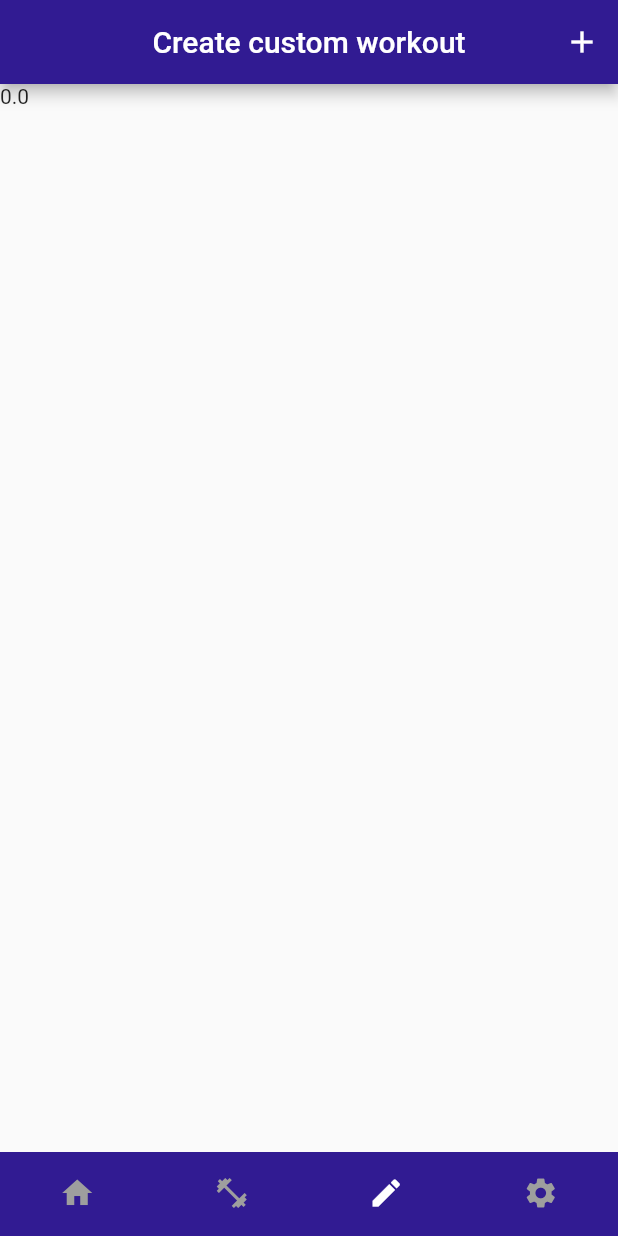
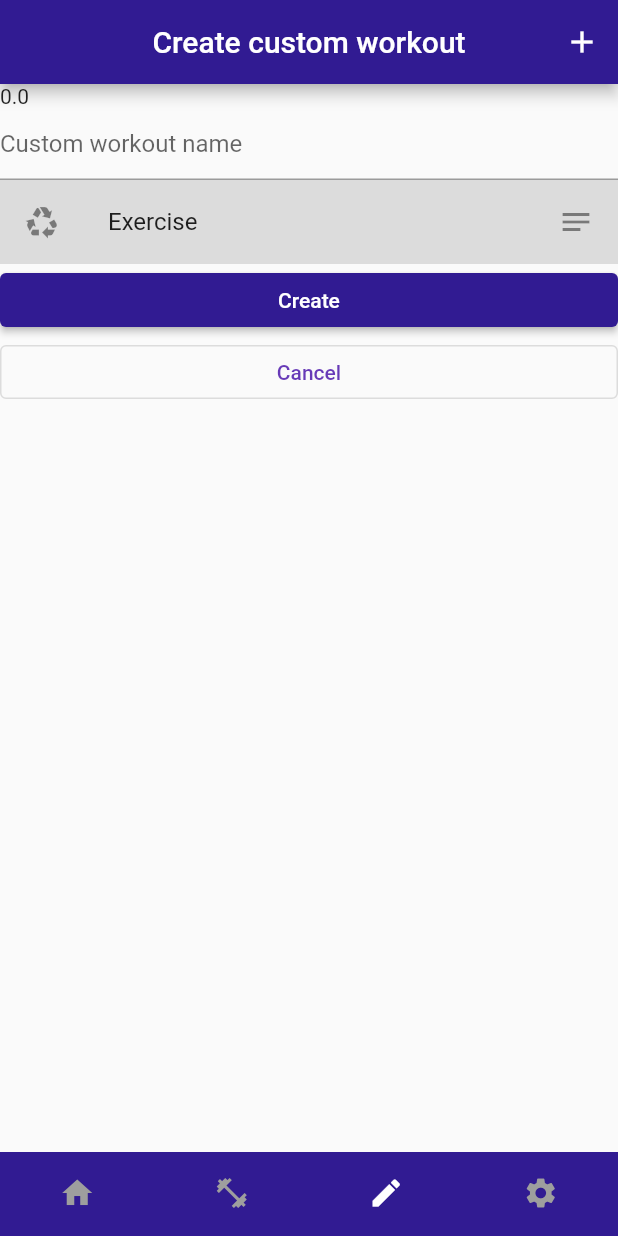
Before and after one commit to dolienn/body_optimizer, a Flutter app: the screen it shows after launch, item 3 of the bottom bar chosen, on a phone screen of 412 x 824 dp. Run offline on Flutter 3.47's test engine with Material 2 defaults, Android fonts, the phone set to English and light mode, and no system bars; our stand-ins replace google_fonts.

Commit message:
naprawiłem stronę główną

```diff
--- a/lib/screens/workoutcreator.dart
+++ b/lib/screens/workoutcreator.dart
@@ -1,12 +1,8 @@
 /*
 do zrobienia:
-nazwa cwiczenia
 możliwość dodawania ćwiczeń
 usuwanie ćwiczeń
-wejscie w drugi ekran w ktorym sa kategorie cwiczen
-nastepnie lista cwiczen
 wybieranie cwiczen i wstawiania
-
 
 trudne to bardzo :(
 
@@ -25,11 +21,6 @@ import 'package:flutter/gestures.dart';
 import 'package:flutter/material.dart';
 import 'package:flutter/scheduler.dart';
 import 'package:flutter/scheduler.dart' show timeDilation;
-
-/*class zmienne{
-  var iloscCwiczen = 0; //liczba jest dodawana kiedy uzytkownik dodaje cwiczenia
-  // jest uzywana do tworzenia cwiczen w liscie
-}*/
 
 //moze tworzyc klase o danych cwicenia ??? class cw nr 1 za pomoca jakiejs pentli a nastepnie var tytul var opis var link do zdj
 //ta klasa tutaj nie wiem czy bedzie wogule uzywana ale jest bo tak :D
@@ -121,14 +112,11 @@ class _WorkoutCreatorState extends State<WorkoutCreator>{
     );
   }
 
-
-
-  @override
+/*
+@override
   Widget build(BuildContext context) {
-    return MaterialApp(
-      title: '_title',
-      home: Scaffold(
-        appBar: AppBar(
+    return Scaffold(
+      appBar: AppBar(
             title: const Text('Create custom workout'), centerTitle: true, backgroundColor: Colors.deepPurple.shade900,
             actions: <Widget>[
         IconButton(
@@ -137,16 +125,16 @@ class _WorkoutCreatorState extends State<WorkoutCreator>{
         onPressed: () {
           Navigator.push(
           context,
-          MaterialPageRoute(builder: (context) => const workoutcreator_choosecategory()),
+          MaterialPageRoute(builder: (context) => const WorkoutCreatorChooseCategory()),
           );
         },
       ),
-        ]),
-
-        body: Column(
-          children: [
-            Text('$Exercises'),/*
-            Form(
+      body: Center(
+          child: ListView(
+            padding: const EdgeInsets.all(8),
+            children: <Widget>[
+              Text('$Exercises'),
+              Form(
                key: _formKey,
                child: Column(
                  children: [
@@ -202,19 +190,122 @@ class _WorkoutCreatorState extends State<WorkoutCreator>{
             ],
             //jakiś button do dodawania do listy jeśli nie chcę w appbarze
             */
-          ),*/
-          ],
-          //tutaj przyciski dodaj cwiczenie, odrzuc/zapisz zmiany
-          //nastepnie strony do dodawania cwiczen
+          ),
+              CheckboxListTile(
+                  isThreeLine: true,
+                  title: Text('$AbsTitleOne'),
+                  subtitle: Text('$AbsDescriptionOne'),
+                  value: AbsTriggerOne,
+                  onChanged: (bool? value) {
+                  setState(() {
+                    AbsTriggerOne = value!;
+                  });
+                },
+              ),
+           )
         ),
+      );
+  }
+}
+ */
+
+  @override
+  Widget build(BuildContext context) {
+    return MaterialApp(
+      title: '_title',
+      home: Scaffold(
+        appBar: AppBar(
+            title: const Text('Create custom workout'), centerTitle: true, backgroundColor: Colors.deepPurple.shade900,
+            actions: <Widget>[
+        IconButton(
+        icon: const Icon(Icons.add),
+        tooltip: 'Add exercise',
+        onPressed: () {
+          Navigator.push(
+          context,
+          MaterialPageRoute(builder: (context) => const WorkoutCreatorChooseCategory()),
+          );
+        },
+      ),
+        ]),
+
+        body: Center(
+          child: ListView(
+          children: <Widget>[
+            Text('$Exercises'),
+            Form(
+               key: _formKey,
+               child: Column(
+                 children: [
+                   TextFormField(
+                     //jakoś text w tym wyśrodkować
+                     decoration: const InputDecoration(
+                     //icon: Icon(Icons.person),
+                     hintText: 'Custom workout name'
+                   ),
+                     onSaved: (String? value) {
+                       // This optional block of code can be used to run
+                       // code when the user saves the form.
+                     },
+                     //tutaj dać, że nazwa workoutu nie może być pusta (oraz może, że nie może być dłuższa niż x znaków
+                     validator: (String? value) {
+                       return (value != null && value.contains('@')) ? 'Workout name must not be empty!' : null;
+                     },
+                   ),
+                   //ten przycisk dać na sam dół do zapisywania wszystkiego na tej stronie
 
 
-    )
+                  ],
+                ),
+          ),
+            ListView(
+              scrollDirection: Axis.vertical,
+              shrinkWrap: true,
+              children: <Widget>[
+                //tutaj będą dodawane ćwiczenia od klienta
+                //dać jakieś id aby móc dodawać tutaj container list tile?
+                Container(
+                  color: Colors.black12,
+                  child: Stack(
+                    children: const <Widget>[
+                      ListTile(
+                        leading: Icon(Icons.recycling), //znalesc kosz
+                        title: Text('Exercise'),
+                        trailing: Icon(Icons.notes),
+                      ),
+                    ],
+                  ),
+                ),
+              ],
+              //jakiś button do dodawania do listy jeśli nie chcę w appbarze
+
+            ),
+            ElevatedButton(
+              style: ButtonStyle(
+                backgroundColor: MaterialStatePropertyAll<Color>(Colors.deepPurple.shade900),
+              ),
+              //onPressed: zapisz cały workout
+              onPressed: () {},
+              child: const Text('Create'),
+            ),
+            //ten przycisk dać obok zamiast pod
+            //haha nie no może iPhone przycisk nie ale haha śmieszne bo na andrioidzie
+            OutlinedButton(
+                onPressed: () => _showAlertDialog(context),
+                child: const Text('Cancel', style: TextStyle(color: Colors.deepPurple),
+                )
+            ),
+
+
+            ]
+          )
+        )
+      )
     );
   }
 }
-class workoutcreator_choosecategory extends StatelessWidget {
-  const workoutcreator_choosecategory({super.key});
+class WorkoutCreatorChooseCategory extends StatelessWidget {
+  const WorkoutCreatorChooseCategory({super.key});
 
   @override
   Widget build(BuildContext context) {
@@ -278,13 +369,13 @@ class WorkoutCreatorExercisesAbs extends StatefulWidget {
 }
 class _WorkoutCreatorExercisesAbsState extends State<WorkoutCreatorExercisesAbs>{
   //sprawdzanie czy checkboxy są zaznaczone
-  //może zrobić jakiś plik lub klasę ExerciseData? może w app data
   bool AbsTriggerOne = false;
   bool AbsTriggerTwo = false;
   bool AbsTriggerThree = false;
   bool AbsTriggerFour = false;
   bool AbsTriggerFive = false;
   //Nazwy ćwiczeń jako zmienne aby koledzy mogli wykożystywać je w innych częściach programu (pewnie trzeba będzię gdzieś indziej dać te zmienna)
+  //może zrobić jakiś plik lub klasę ExerciseData? może w app data
   String AbsTitleOne = "Crunches";
   String AbsTitleTwo = "Plank";
   String AbsTitleThree = "Crunches";
@@ -386,7 +477,7 @@ class _WorkoutCreatorExercisesAbsState extends State<WorkoutCreatorExercisesAbs>
                     ScaffoldMessenger.of(context).showSnackBar(snackBar);
 
               }, child: const Icon(Icons.add)),
-              Text('usunac pozniej: $_WorkoutCreatorState.Exercises')
+              Text('usunac pozniej: ${_WorkoutCreatorState.Exercises}')
             ],
           )
       ),
@@ -394,32 +485,3 @@ class _WorkoutCreatorExercisesAbsState extends State<WorkoutCreatorExercisesAbs>
   }
 
 }
-
-/*
-CheckboxListTile(
-      title: const Text('Animate Slowly'),
-      value: timeDilation != 1.0,
-      onChanged: (bool? value) {
-        setState(() {
-          timeDilation = value! ? 10.0 : 1.0;
-        });
-      },
-      secondary: const Icon(Icons.hourglass_empty),
-    );
-
-// Widget class
-class MyWidget extends StatefulWidget {
-  const MyWidget({super.key});
-
-  @override
-  State<MyWidget> createState() => _MyWidgetState();
-}
-
-// State class
-class _MyWidgetState extends State<MyWidget> {
-  @override
-  Widget build(BuildContext context) {
-    return Container();
-  }
-}
- */
```
